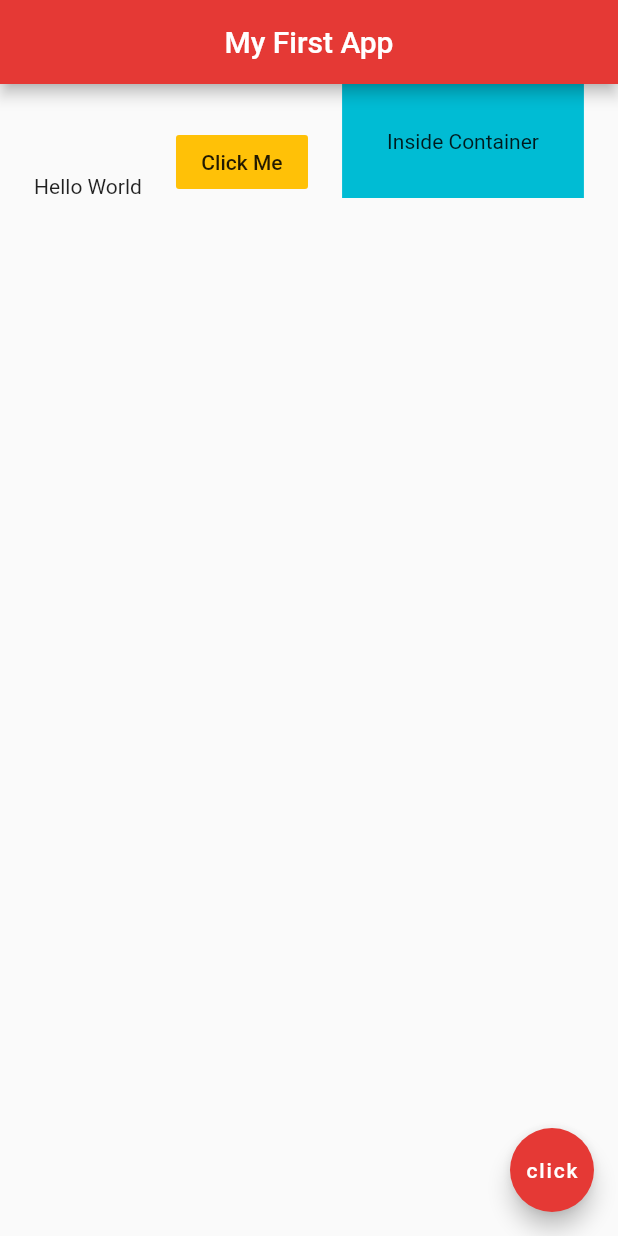
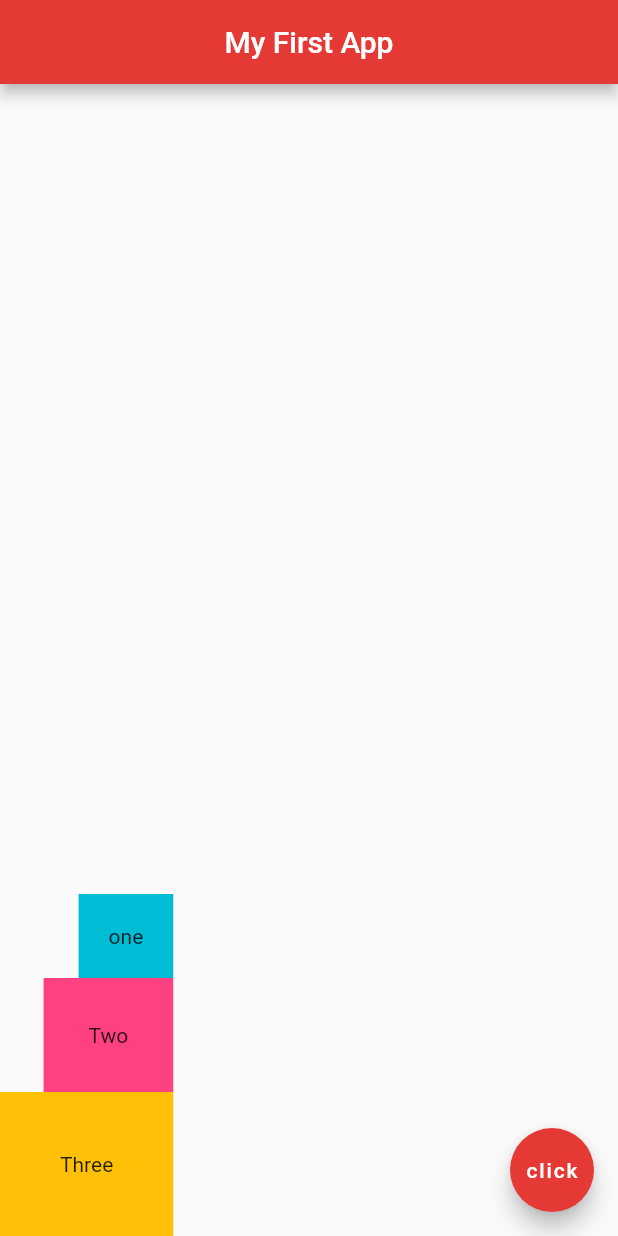
Before and after one commit to Williano/My-First-Flutter-App, a Flutter app: the screen it shows after launch, on a phone screen of 412 x 824 dp. Run offline on Flutter 3.47's test engine with Material 2 defaults, Android fonts, the phone set to English and light mode, and no system bars.

Commit message:
Add code from learning columns

```diff
--- a/lib/main.dart
+++ b/lib/main.dart
@@ -13,22 +13,45 @@ class Home extends StatelessWidget {
         centerTitle: true,
         backgroundColor: Colors.red[600],
       ),
-      body: Row(
-        mainAxisAlignment: MainAxisAlignment.spaceEvenly,
-        crossAxisAlignment: CrossAxisAlignment.end,
-        children: <Widget>[
-          Text("Hello World"),
-          FlatButton(
-            onPressed: () {},
-            color: Colors.amber,
-            child: Text('Click Me')),
+       body: Column(
+         mainAxisAlignment: MainAxisAlignment.end,
+          crossAxisAlignment: CrossAxisAlignment.end,
+          children: <Widget>[
+        Container(
+          padding: EdgeInsets.all(20.0),
+          color: Colors.cyan,
+          child: Text("one"),
+        ),
             Container(
-              color: Colors.cyan,
               padding: EdgeInsets.all(30.0),
-              child: Text("Inside Container"),
-          )
-        ],
-      ),
+              color: Colors.pinkAccent,
+              child: Text("Two"),
+            ),
+
+            Container(
+              padding: EdgeInsets.all(40.0),
+              color: Colors.amber,
+              child: Text("Three"),
+            ),
+
+          ],
+       ),
+//      Row(
+//        mainAxisAlignment: MainAxisAlignment.spaceEvenly,
+//        crossAxisAlignment: CrossAxisAlignment.end,
+//        children: <Widget>[
+//          Text("Hello World"),
+//          FlatButton(
+//            onPressed: () {},
+//            color: Colors.amber,
+//            child: Text('Click Me')),
+//            Container(
+//              color: Colors.cyan,
+//              padding: EdgeInsets.all(30.0),
+//              child: Text("Inside Container"),
+//          )
+//        ],
+//      ),
 //          Padding(
 //            padding: EdgeInsets.all(30.0),
 //            child: Text("Hello"),
```
